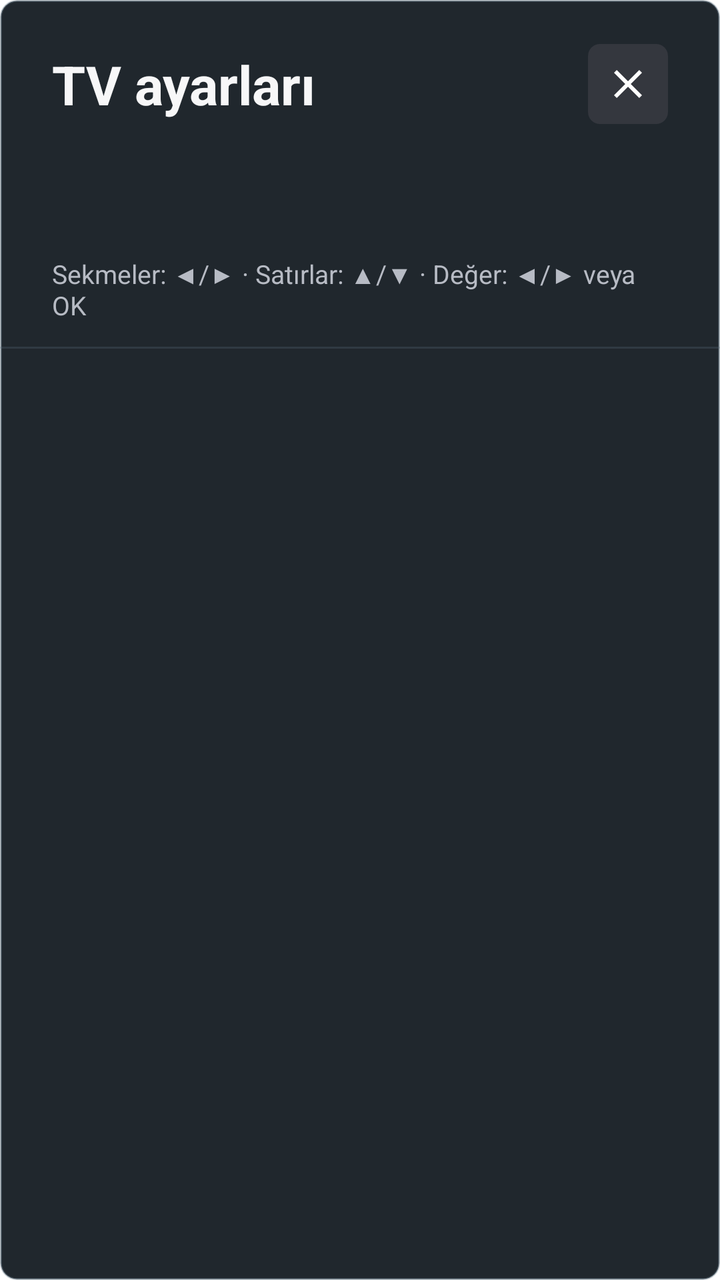
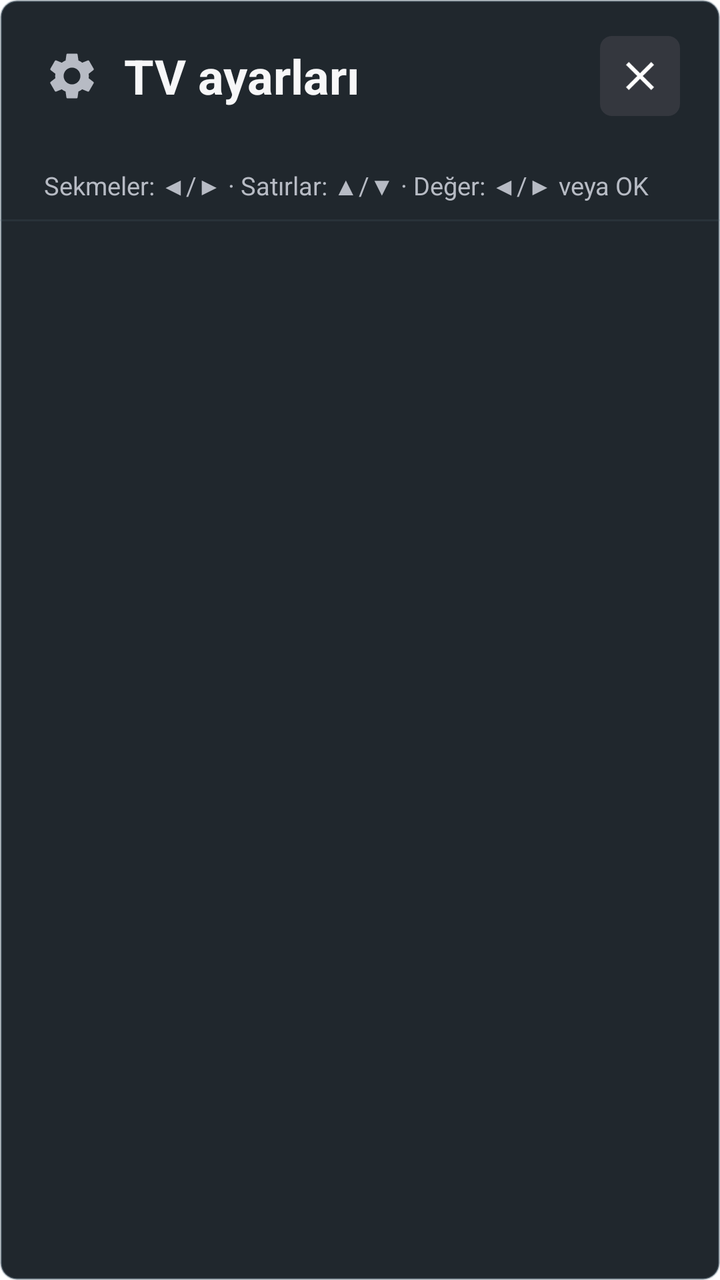

The first picture is an Android layout as it rendered before a commit; the second is the same layout after the commit. The layout source and the unified diff follow.
<!-- AndroidManifest.xml: activity theme Theme.TVApp.SettingsOverlay -->
<!-- res/layout/activity_display_settings.xml -->
<?xml version="1.0" encoding="utf-8"?>
<LinearLayout xmlns:android="http://schemas.android.com/apk/res/android"
    android:layout_width="match_parent"
    android:layout_height="match_parent"
    android:background="@drawable/bg_settings_osd"
    android:orientation="vertical">

    <LinearLayout
        android:layout_width="match_parent"
        android:layout_height="wrap_content"
        android:gravity="center_vertical"
        android:orientation="horizontal"
        android:paddingStart="26dp"
        android:paddingTop="22dp"
        android:paddingEnd="26dp">

        <TextView
            android:layout_width="0dp"
            android:layout_height="wrap_content"
            android:layout_weight="1"
            android:text="@string/settings_title"
            android:textColor="@color/text_primary"
            android:textSize="27sp"
            android:textStyle="bold" />

        <ImageView
            android:id="@+id/settings_btn_close"
            android:layout_width="40dp"
            android:layout_height="40dp"
            android:background="@drawable/bg_focusable"
            android:contentDescription="@string/close"
            android:focusable="true"
            android:padding="8dp"
            android:src="@drawable/ic_close" />
    </LinearLayout>

    <LinearLayout
        android:id="@+id/settings_tabs"
        android:layout_width="match_parent"
        android:layout_height="52dp"
        android:layout_marginStart="18dp"
        android:layout_marginTop="10dp"
        android:layout_marginEnd="18dp"
        android:gravity="center_vertical"
        android:orientation="horizontal" />

    <TextView
        android:layout_width="match_parent"
        android:layout_height="wrap_content"
        android:paddingStart="26dp"
        android:paddingTop="4dp"
        android:paddingEnd="26dp"
        android:paddingBottom="12dp"
        android:text="@string/settings_remote_hint"
        android:textColor="@color/text_secondary"
        android:textSize="13sp" />

    <View
        android:layout_width="match_parent"
        android:layout_height="1dp"
        android:background="#445D7180" />

    <ScrollView
        android:id="@+id/settings_scroll"
        android:layout_width="match_parent"
        android:layout_height="0dp"
        android:layout_weight="1"
        android:clipToPadding="false"
        android:fillViewport="true"
        android:paddingBottom="18dp">

        <LinearLayout
            android:id="@+id/settings_content"
            android:layout_width="match_parent"
            android:layout_height="wrap_content"
            android:focusable="false"
            android:orientation="vertical" />
    </ScrollView>
</LinearLayout>
<!-- resources referenced by this layout -->
<resources>
  <color name="text_primary">#F7F7F8</color>
  <color name="text_secondary">#B7BBC4</color>
  <!-- drawable bg_focusable (drawable) -->
  <?xml version="1.0" encoding="utf-8"?>
  <selector xmlns:android="http://schemas.android.com/apk/res/android">
      <item android:state_focused="true"><shape><solid android:color="#DD202A32"/><stroke android:width="2dp" android:color="@color/accent"/><corners android:radius="6dp"/></shape></item>
      <item android:state_selected="true"><shape><solid android:color="@color/selected"/><stroke android:width="1dp" android:color="@color/accent"/><corners android:radius="6dp"/></shape></item>
      <item><shape><solid android:color="@color/control"/><corners android:radius="6dp"/></shape></item>
  </selector>
  <!-- drawable bg_settings_osd (drawable) -->
  <?xml version="1.0" encoding="utf-8"?>
  <shape xmlns:android="http://schemas.android.com/apk/res/android">
      <solid android:color="#EE11181E" />
      <stroke
          android:width="1dp"
          android:color="#665D7180" />
      <corners android:radius="8dp" />
  </shape>
  <!-- drawable ic_close (drawable) -->
  <vector xmlns:android="http://schemas.android.com/apk/res/android"
      android:width="24dp"
      android:height="24dp"
      android:viewportWidth="24"
      android:viewportHeight="24">
    <path
        android:fillColor="#FFFFFFFF"
        android:pathData="M19,6.41L17.59,5 12,10.59 6.41,5 5,6.41 10.59,12 5,17.59 6.41,19 12,13.41 17.59,19 19,17.59 13.41,12z"/>
  </vector>
  <string name="close">Kapat</string>
  <string name="settings_remote_hint">Sekmeler: ◀/▶ · Satırlar: ▲/▼ · Değer: ◀/▶ veya OK</string>
  <string name="settings_title">TV ayarları</string>
  <color name="accent">#33B5E5</color>
  <color name="selected">#5533B5E5</color>
  <color name="control">#34373E</color>
  <color name="panel">#F216181C</color>
  <!-- unchanged entries left out for length: 1 -->
</resources>

<!-- the commit's change to res/layout/activity_display_settings.xml (unified diff, before → after) -->
@@ -5,14 +5,23 @@
     android:background="@drawable/bg_settings_osd"
     android:orientation="vertical">
 
+    
     <LinearLayout
         android:layout_width="match_parent"
         android:layout_height="wrap_content"
         android:gravity="center_vertical"
         android:orientation="horizontal"
-        android:paddingStart="26dp"
-        android:paddingTop="22dp"
-        android:paddingEnd="26dp">
+        android:paddingStart="22dp"
+        android:paddingTop="18dp"
+        android:paddingEnd="20dp"
+        android:paddingBottom="10dp">
+
+        <ImageView
+            android:layout_width="28dp"
+            android:layout_height="28dp"
+            android:layout_marginEnd="12dp"
+            android:contentDescription="@null"
+            android:src="@drawable/ic_settings" />
 
         <TextView
             android:layout_width="0dp"
@@ -20,7 +29,7 @@
             android:layout_weight="1"
             android:text="@string/settings_title"
             android:textColor="@color/text_primary"
-            android:textSize="27sp"
+            android:textSize="24sp"
             android:textStyle="bold" />
 
         <ImageView
@@ -34,32 +43,46 @@
             android:src="@drawable/ic_close" />
     </LinearLayout>
 
-    <LinearLayout
-        android:id="@+id/settings_tabs"
-        android:layout_width="match_parent"
-        android:layout_height="52dp"
-        android:layout_marginStart="18dp"
-        android:layout_marginTop="10dp"
-        android:layout_marginEnd="18dp"
-        android:gravity="center_vertical"
-        android:orientation="horizontal" />
-
-    <TextView
+    
+    <HorizontalScrollView
+        android:id="@+id/settings_tabs_scroll"
         android:layout_width="match_parent"
         android:layout_height="wrap_content"
-        android:paddingStart="26dp"
+        android:clipToPadding="false"
+        android:fillViewport="true"
+        android:paddingStart="18dp"
         android:paddingTop="4dp"
-        android:paddingEnd="26dp"
-        android:paddingBottom="12dp"
+        android:paddingEnd="18dp"
+        android:paddingBottom="10dp"
+        android:scrollbars="none">
+
+        <LinearLayout
+            android:id="@+id/settings_tabs"
+            android:layout_width="wrap_content"
+            android:layout_height="wrap_content"
+            android:gravity="center_vertical"
+            android:orientation="horizontal" />
+    </HorizontalScrollView>
+
+    
+    <TextView
+        android:id="@+id/settings_remote_hint"
+        android:layout_width="match_parent"
+        android:layout_height="wrap_content"
+        android:paddingStart="22dp"
+        android:paddingTop="2dp"
+        android:paddingEnd="22dp"
+        android:paddingBottom="8dp"
         android:text="@string/settings_remote_hint"
         android:textColor="@color/text_secondary"
-        android:textSize="13sp" />
+        android:textSize="12.5sp" />
 
     <View
         android:layout_width="match_parent"
         android:layout_height="1dp"
-        android:background="#445D7180" />
+        android:background="#265D7180" />
 
+    
     <ScrollView
         android:id="@+id/settings_scroll"
         android:layout_width="match_parent"
@@ -67,7 +90,10 @@
         android:layout_weight="1"
         android:clipToPadding="false"
         android:fillViewport="true"
-        android:paddingBottom="18dp">
+        android:paddingStart="16dp"
+        android:paddingTop="12dp"
+        android:paddingEnd="16dp"
+        android:paddingBottom="24dp">
 
         <LinearLayout
             android:id="@+id/settings_content"
<!-- resource entries referenced after the edit -->
@@ -28,6 +28,17 @@
         android:fillColor="#FFFFFFFF"
         android:pathData="M19,6.41L17.59,5 12,10.59 6.41,5 5,6.41 10.59,12 5,17.59 6.41,19 12,13.41 17.59,19 19,17.59 13.41,12z"/>
   </vector>
+  <!-- drawable ic_settings (drawable) -->
+  <vector xmlns:android="http://schemas.android.com/apk/res/android"
+      android:width="24dp"
+      android:height="24dp"
+      android:viewportWidth="24"
+      android:viewportHeight="24"
+      android:tint="?attr/colorControlNormal">
+    <path
+        android:fillColor="@android:color/white"
+        android:pathData="M19.14,12.94c0.04,-0.3 0.06,-0.61 0.06,-0.94c0,-0.32 -0.02,-0.64 -0.07,-0.94l2.03,-1.58c0.18,-0.14 0.23,-0.41 0.12,-0.61l-1.92,-3.32c-0.12,-0.22 -0.37,-0.29 -0.59,-0.22l-2.39,0.96c-0.5,-0.38 -1.03,-0.7 -1.62,-0.94L14.4,2.81c-0.04,-0.24 -0.24,-0.41 -0.48,-0.41h-3.84c-0.24,0 -0.43,0.17 -0.47,0.41L9.25,5.35C8.66,5.59 8.12,5.92 7.63,6.29L5.24,5.33c-0.22,-0.08 -0.47,0 -0.59,0.22L2.74,8.87c-0.12,0.21 -0.08,0.47 0.12,0.61l2.03,1.58C4.84,11.36 4.8,11.69 4.8,12s0.02,0.64 0.07,0.94l-2.03,1.58c-0.18,0.14 -0.23,0.41 -0.12,0.61l1.92,3.32c0.12,0.22 0.37,0.29 0.59,0.22l2.39,-0.96c0.5,0.38 1.03,0.7 1.62,0.94l0.36,2.54c0.05,0.24 0.24,0.41 0.48,0.41h3.84c0.24,0 0.44,-0.17 0.47,-0.41l0.36,-2.54c0.59,-0.24 1.13,-0.56 1.62,-0.94l2.39,0.96c0.22,0.08 0.47,0 0.59,-0.22l1.92,-3.32c0.12,-0.22 0.07,-0.47 -0.12,-0.61L19.14,12.94zM12,15.6c-1.98,0 -3.6,-1.62 -3.6,-3.6s1.62,-3.6 3.6,-3.6s3.6,1.62 3.6,3.6S13.98,15.6 12,15.6z"/>
+  </vector>
   <string name="close">Kapat</string>
   <string name="settings_remote_hint">Sekmeler: ◀/▶ · Satırlar: ▲/▼ · Değer: ◀/▶ veya OK</string>
   <string name="settings_title">TV ayarları</string>
